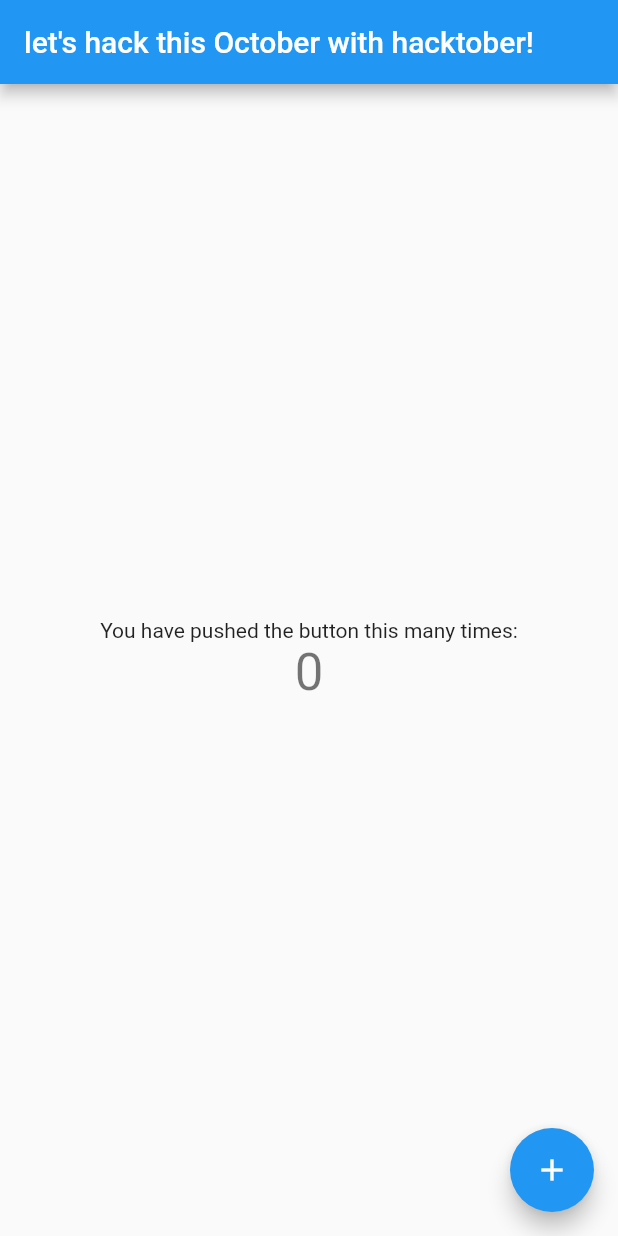
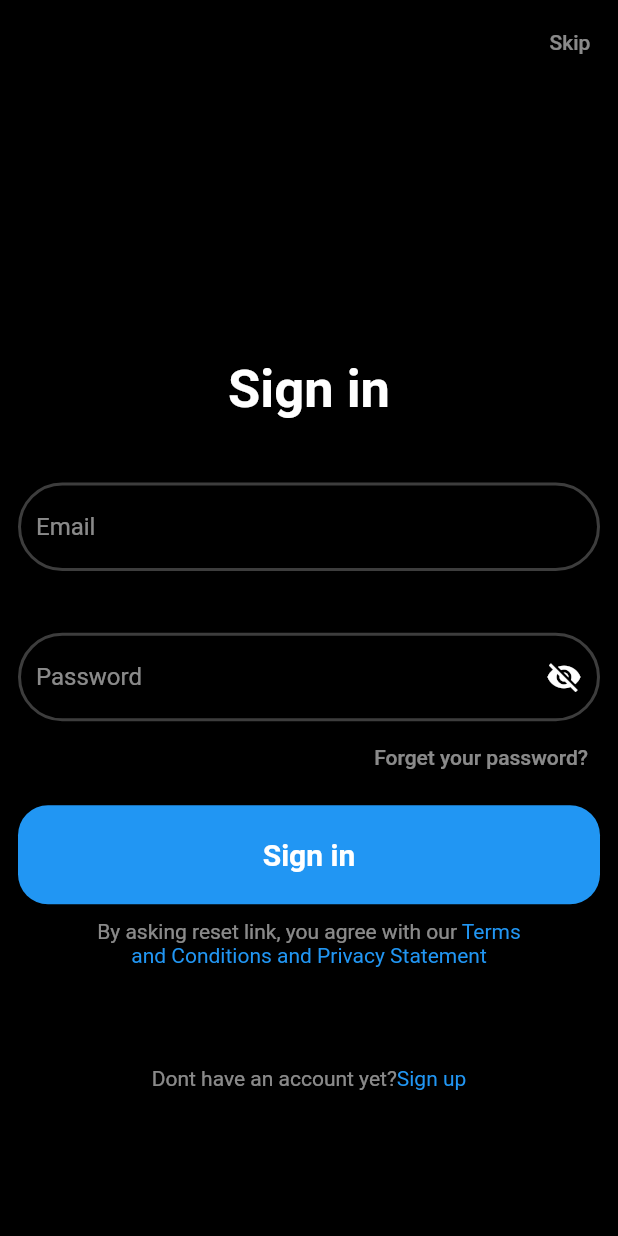
Before and after one commit to meerhamzadev/Hacktoberfest, a Flutter app: the screen it shows after launch, on a phone screen of 412 x 824 dp. Run offline on Flutter 3.47's test engine with Material 2 defaults, Android fonts, the phone set to English and light mode, and no system bars.

Commit message:
added 2 screen
added signin and forget password screen

```diff
--- a/Flutter-module/hack_app/lib/main.dart
+++ b/Flutter-module/hack_app/lib/main.dart
@@ -1,4 +1,6 @@
 import 'package:flutter/material.dart';
+//import 'package:hack_app/screens/forget_password.dart';
+import 'package:hack_app/screens/signin.dart';
 
 void main() {
   runApp(const MyApp());
@@ -11,105 +13,12 @@ class MyApp extends StatelessWidget {
   @override
   Widget build(BuildContext context) {
     return MaterialApp(
+      debugShowCheckedModeBanner: false,
       title: 'HacktoberFest 2022',
       theme: ThemeData(
-        // This is the theme of your application.
-        //
-        // Try running your application with "flutter run". You'll see the
-        // application has a blue toolbar. Then, without quitting the app, try
-        // changing the primarySwatch below to Colors.green and then invoke
-        // "hot reload" (press "r" in the console where you ran "flutter run",
-        // or simply save your changes to "hot reload" in a Flutter IDE).
-        // Notice that the counter didn't reset back to zero; the application
-        // is not restarted.
         primarySwatch: Colors.blue,
       ),
-      home: const MyHomePage(title: "let's hack this October with hacktober!"),
+      home: const SignIn(),
     );
   }
 }
-
-class MyHomePage extends StatefulWidget {
-  const MyHomePage({Key? key, required this.title}) : super(key: key);
-
-  // This widget is the home page of your application. It is stateful, meaning
-  // that it has a State object (defined below) that contains fields that affect
-  // how it looks.
-
-  // This class is the configuration for the state. It holds the values (in this
-  // case the title) provided by the parent (in this case the App widget) and
-  // used by the build method of the State. Fields in a Widget subclass are
-  // always marked "final".
-
-  final String title;
-
-  @override
-  State<MyHomePage> createState() => _MyHomePageState();
-}
-
-class _MyHomePageState extends State<MyHomePage> {
-  int _counter = 0;
-
-  void _incrementCounter() {
-    setState(() {
-      // This call to setState tells the Flutter framework that something has
-      // changed in this State, which causes it to rerun the build method below
-      // so that the display can reflect the updated values. If we changed
-      // _counter without calling setState(), then the build method would not be
-      // called again, and so nothing would appear to happen.
-      _counter++;
-    });
-  }
-
-  @override
-  Widget build(BuildContext context) {
-    // This method is rerun every time setState is called, for instance as done
-    // by the _incrementCounter method above.
-    //
-    // The Flutter framework has been optimized to make rerunning build methods
-    // fast, so that you can just rebuild anything that needs updating rather
-    // than having to individually change instances of widgets.
-    return Scaffold(
-      appBar: AppBar(
-        // Here we take the value from the MyHomePage object that was created by
-        // the App.build method, and use it to set our appbar title.
-        title: Text(widget.title),
-      ),
-      body: Center(
-        // Center is a layout widget. It takes a single child and positions it
-        // in the middle of the parent.
-        child: Column(
-          // Column is also a layout widget. It takes a list of children and
-          // arranges them vertically. By default, it sizes itself to fit its
-          // children horizontally, and tries to be as tall as its parent.
-          //
-          // Invoke "debug painting" (press "p" in the console, choose the
-          // "Toggle Debug Paint" action from the Flutter Inspector in Android
-          // Studio, or the "Toggle Debug Paint" command in Visual Studio Code)
-          // to see the wireframe for each widget.
-          //
-          // Column has various properties to control how it sizes itself and
-          // how it positions its children. Here we use mainAxisAlignment to
-          // center the children vertically; the main axis here is the vertical
-          // axis because Columns are vertical (the cross axis would be
-          // horizontal).
-          mainAxisAlignment: MainAxisAlignment.center,
-          children: <Widget>[
-            const Text(
-              'You have pushed the button this many times:',
-            ),
-            Text(
-              '$_counter',
-              style: Theme.of(context).textTheme.headline4,
-            ),
-          ],
-        ),
-      ),
-      floatingActionButton: FloatingActionButton(
-        onPressed: _incrementCounter,
-        tooltip: 'Increment',
-        child: const Icon(Icons.add),
-      ), // This trailing comma makes auto-formatting nicer for build methods.
-    );
-  }
-}
--- /dev/null
+++ b/Flutter-module/hack_app/lib/screens/signin.dart
@@ -0,0 +1,206 @@
+import 'package:flutter/material.dart';
+import 'package:hack_app/screens/forget_password.dart';
+
+class SignIn extends StatefulWidget {
+  const SignIn({Key? key}) : super(key: key);
+
+  @override
+  State<SignIn> createState() => _SignInState();
+}
+
+class _SignInState extends State<SignIn> {
+  bool showPassword = false;
+  final key = GlobalKey<FormState>();
+  TextEditingController email = TextEditingController();
+  TextEditingController password = TextEditingController();
+  togglePasswordVisibility() {
+    setState(() {
+      showPassword = !showPassword;
+    });
+  }
+
+  signInFunc() {
+    // function for sign in button
+  }
+  OutlineInputBorder border = OutlineInputBorder(
+    // text field border
+    borderRadius: BorderRadius.circular(30),
+    borderSide: const BorderSide(
+      width: 2,
+      color: Colors.white24,
+    ),
+  );
+
+  @override
+  Widget build(BuildContext context) {
+    var size = MediaQuery.of(context).size.height;
+    return Scaffold(
+      appBar: AppBar(
+        backgroundColor: Colors.black,
+        actions: [
+          TextButton(
+            onPressed: () {},
+            child: const Text(
+              'Skip',
+              style: TextStyle(color: Colors.white54),
+            ),
+          ),
+        ],
+      ),
+      backgroundColor: Colors.black,
+      body: SingleChildScrollView(
+        child: Padding(
+          padding: const EdgeInsets.all(12.0),
+          child: Column(
+            children: [
+              SizedBox(
+                height: size * 0.7,
+                child: Column(
+                  mainAxisAlignment: MainAxisAlignment.end,
+                  children: [
+                    const Center(
+                      child: Text(
+                        'Sign in',
+                        style: TextStyle(
+                            fontWeight: FontWeight.bold,
+                            fontSize: 35,
+                            color: Colors.white),
+                      ),
+                    ),
+                    SizedBox(height: size * 0.05),
+                    Form(
+                      key: key,
+                      child: Column(
+                        children: [
+                          TextFormField(
+                            controller: email,
+                            style: const TextStyle(color: Colors.white),
+                            decoration: InputDecoration(
+                              hintText: 'Email',
+                              hintStyle: const TextStyle(color: Colors.white54),
+                              focusedBorder: border,
+                              enabledBorder: border,
+                            ),
+                          ),
+                          SizedBox(
+                            height: size * 0.05,
+                          ),
+                          TextFormField(
+                            controller: password,
+                            obscureText: !showPassword,
+                            style: const TextStyle(color: Colors.white),
+                            decoration: InputDecoration(
+                              hintText: 'Password',
+                              hintStyle: const TextStyle(color: Colors.white54),
+                              focusedBorder: border,
+                              enabledBorder: border,
+                              suffixIcon: IconButton(
+                                onPressed: togglePasswordVisibility,
+                                icon: Icon(
+                                  showPassword == true
+                                      ? Icons.visibility
+                                      : Icons.visibility_off,
+                                  color: Colors.white,
+                                ),
+                              ),
+                            ),
+                          ),
+                          Row(
+                            mainAxisAlignment: MainAxisAlignment.end,
+                            children: [
+                              TextButton(
+                                onPressed: () {
+                                  Navigator.push(
+                                    context,
+                                    MaterialPageRoute(
+                                      builder: (context) =>
+                                          const ForgetPassword(),
+                                    ),
+                                  );
+                                }, // forgor password logic
+                                child: const Text(
+                                  'Forget your password?',
+                                  style: TextStyle(
+                                    color: Colors.white54,
+                                  ),
+                                ),
+                              ),
+                            ],
+                          ),
+                          const SizedBox(height: 8,),
+                          GestureDetector(
+                            onTap: () => signInFunc(),
+                            child: Container(
+                              height: size * 0.08,
+                              decoration: BoxDecoration(
+                                color: Colors.blue,
+                                borderRadius: BorderRadius.circular(20),
+                              ),
+                              child: const Center(
+                                child: Text(
+                                  'Sign in',
+                                  style: TextStyle(
+                                    color: Colors.white,
+                                    fontWeight: FontWeight.bold,
+                                    fontSize: 20,
+                                  ),
+                                ),
+                              ),
+                            ),
+                          ),
+                          const SizedBox(
+                            height: 10,
+                          ),
+                          SizedBox(
+                            width: MediaQuery.of(context).size.width * 0.7,
+                            child: RichText(
+                              textAlign: TextAlign.center,
+                              text: const TextSpan(
+                                text:
+                                    'By asking reset link, you agree with our ',
+                                style: TextStyle(color: Colors.white54),
+                                children: <TextSpan>[
+                                  TextSpan(
+                                    text:
+                                        'Terms and Conditions and Privacy Statement',
+                                    style: TextStyle(color: Colors.blue),
+                                  ),
+                                ],
+                              ),
+                            ),
+                          ),
+                        ],
+                      ),
+                    ),
+                  ],
+                ),
+              ),
+              SizedBox(
+                height: size * 0.1,
+                child: SizedBox(
+                  width: MediaQuery.of(context).size.width * 0.7,
+                  child: Align(
+                    alignment: Alignment.bottomCenter,
+                    child: RichText(
+                      textAlign: TextAlign.center,
+                      text: const TextSpan(
+                        text: 'Dont have an account yet?',
+                        style: TextStyle(color: Colors.white54),
+                        children: <TextSpan>[
+                          TextSpan(
+                            text: 'Sign up',
+                            style: TextStyle(color: Colors.blue),
+                          ),
+                        ],
+                      ),
+                    ),
+                  ),
+                ),
+              ),
+            ],
+          ),
+        ),
+      ),
+    );
+  }
+}
```
Also changed, not shown: Flutter-module/hack_app/lib/screens/forget_password.dart (added, +118 -0 lines).
